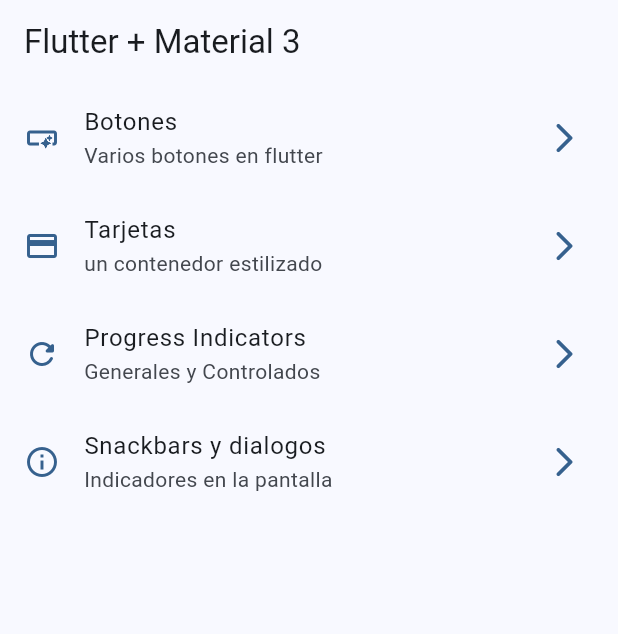
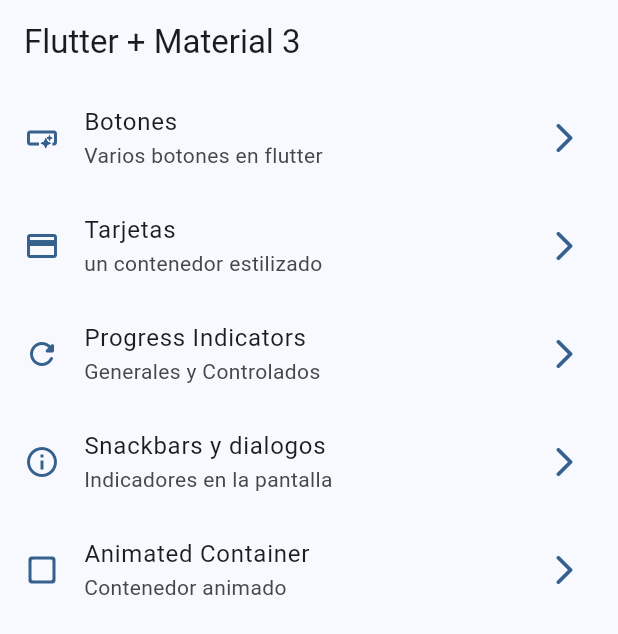
Before and after one commit to drverao/widgets_app, a Flutter app: the screen it shows after launch, on a phone screen of 412 x 824 dp. Shown: the top 634 px of the screen. Run offline on Flutter 3.47's test engine with Material 2 defaults, Android fonts, the phone set to English and light mode, and no system bars; our stand-ins replace go_router.

Commit message:
animated container terminado

```diff
--- a/lib/config/menu/menu_items.dart
+++ b/lib/config/menu/menu_items.dart
@@ -35,4 +35,10 @@ const appMenuItems = <MenuItem>[
       subtitle: 'Indicadores en la pantalla',
       icon: Icons.info_outline,
       link: '/snackbars'),
+  //AnimatedContainer
+  MenuItem(
+      title: 'Animated Container',
+      subtitle: 'Contenedor animado',
+      icon: Icons.check_box_outline_blank_rounded,
+      link: '/animated'),
 ];
--- a/lib/config/router/app_router.dart
+++ b/lib/config/router/app_router.dart
@@ -27,4 +27,9 @@ final appRouter = GoRouter(initialLocation: '/', routes: [
     path: '/snackbars',
     builder: (context, state) => const SnackbarScreen(),
   ),
+  GoRoute(
+    name: AnimatedScreen.name,
+    path: '/animated',
+    builder: (context, state) => const AnimatedScreen(),
+  ),
 ]);
--- a/lib/presentation/screens/snackbar/snackbar_screen.dart
+++ b/lib/presentation/screens/snackbar/snackbar_screen.dart
@@ -35,13 +35,13 @@ class SnackbarScreen extends StatelessWidget {
                   onPressed: () {
                     context.pop();
                   },
-                  child: Text('Cancelar'),
+                  child: const Text('Cancelar'),
                 ),
                 FilledButton(
                   onPressed: () {
                     context.pop();
                   },
-                  child: Text('Aceptar'),
+                  child: const Text('Aceptar'),
                 )
               ],
             ));
```
Also changed, not shown: lib/presentation/screens/animated/animated_screen.dart (+51 -2 lines).
